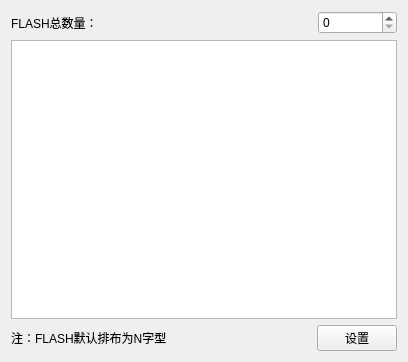
First picture: the form in src/Advancedsetting/Advancedsetting/flashsetting.ui, repository liyangfamily/TestActions, before the edit.
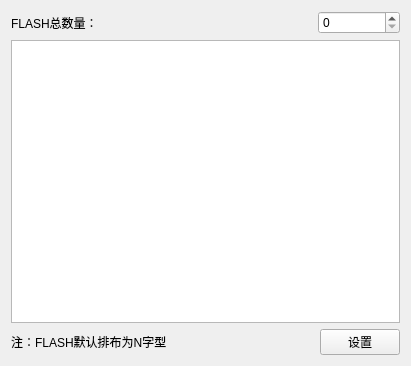
Second picture: the form after the edit.

Patch:
```diff
--- a/src/Advancedsetting/Advancedsetting/flashsetting.ui
+++ b/src/Advancedsetting/Advancedsetting/flashsetting.ui
@@ -6,8 +6,8 @@
    <rect>
     <x>0</x>
     <y>0</y>
-    <width>404</width>
-    <height>362</height>
+    <width>411</width>
+    <height>366</height>
    </rect>
   </property>
   <property name="windowTitle">
@@ -63,8 +63,20 @@
        </item>
        <item>
         <widget class="QPushButton" name="FLASHSetting">
+         <property name="minimumSize">
+          <size>
+           <width>80</width>
+           <height>0</height>
+          </size>
+         </property>
+         <property name="maximumSize">
+          <size>
+           <width>80</width>
+           <height>16777215</height>
+          </size>
+         </property>
          <property name="text">
-          <string>    设置    </string>
+          <string>设置</string>
          </property>
         </widget>
        </item>
```
